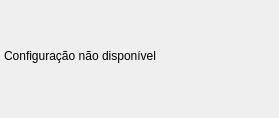
Qt form Erro.ui (araujo-nca/App-Equipamentos) before a commit.
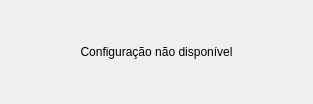
The same form after that commit. Icons and pictures are not drawn.

Commit message: melhora na aparencia do erro.ui

```diff
--- a/Erro.ui
+++ b/Erro.ui
@@ -6,8 +6,8 @@
    <rect>
     <x>0</x>
     <y>0</y>
-    <width>279</width>
-    <height>118</height>
+    <width>313</width>
+    <height>104</height>
    </rect>
   </property>
   <property name="windowTitle">
@@ -677,22 +677,21 @@
 }
 </string>
   </property>
+  <layout class="QHBoxLayout" name="horizontalLayout">
+   <item>
   <widget class="QLabel" name="label">
-   <property name="geometry">
-    <rect>
-     <x>4</x>
-     <y>30</y>
-     <width>271</width>
-     <height>51</height>
-    </rect>
-   </property>
    <property name="styleSheet">
     <string notr="true">font: 75 16pt &quot;MS Shell Dlg 2&quot;;</string>
    </property>
    <property name="text">
     <string>Configuração não disponível</string>
    </property>
-  </widget>
+     <property name="alignment">
+      <set>Qt::AlignCenter</set>
+     </property>
+    </widget>
+   </item>
+  </layout>
  </widget>
  <resources>
   <include location="resources.qrc"/>
```
Lines whose indentation alone changed are shown as unchanged.
